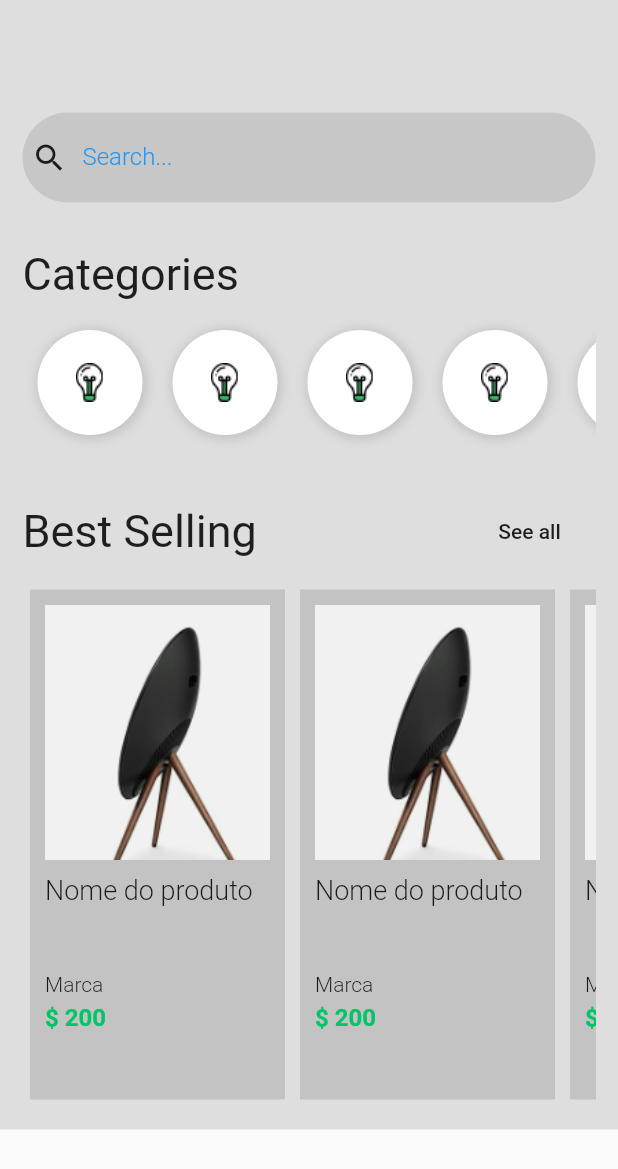
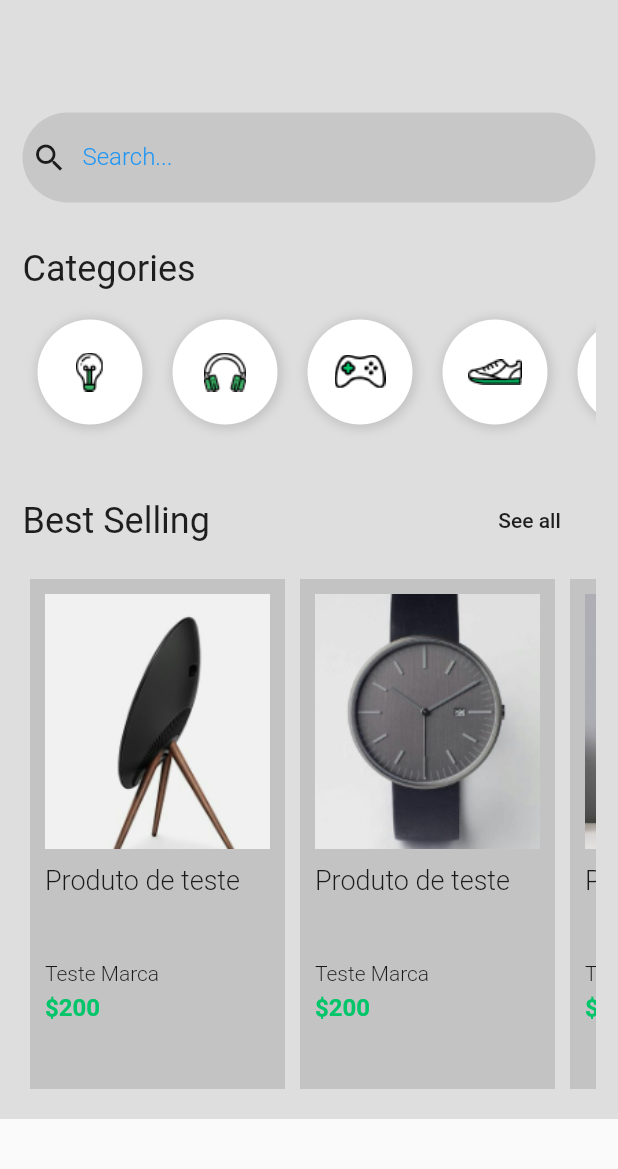
Before and after one commit to NathanaelDelfino/balta.io-7185_DominandoLayoutsNoFlutter, a Flutter app: the HomePage screen opened directly, on a phone screen of 412 x 824 dp. Shown: the top 1169 px of the screen. Run offline on Flutter 3.47's test engine with Material 2 defaults, Android fonts, the phone set to English and light mode, and no system bars.

Commit message:
sincronizando alterações

```diff
--- a/shopping/lib/pages/home.page.dart
+++ b/shopping/lib/pages/home.page.dart
@@ -1,5 +1,8 @@
 import 'package:flutter/material.dart';
-import 'package:shopping/pages/product.page.dart';
+
+import 'package:shopping/widget/category/category-list.widget.dart';
+import 'package:shopping/widget/product/product-item.widget.dart';
+import 'package:shopping/widget/search-box.widget.dart';
 
 class HomePage extends StatelessWidget {
   @override
@@ -15,22 +18,21 @@ class HomePage extends StatelessWidget {
               SizedBox(
                 height: 60,
               ),
-              search(),
+              SearchBox(),
               SizedBox(
                 height: 30,
               ),
               Text(
                 'Categories',
-                style: TextStyle(
-                  fontSize: 30,
-                ),
+                // ignore: deprecated_member_use
+                style: Theme.of(context).textTheme.headline,
               ),
               SizedBox(
                 height: 10,
               ),
               Container(
                 height: 90,
-                child: categoryList(),
+                child: CategoryList(),
               ),
               SizedBox(
                 height: 30,
@@ -40,9 +42,8 @@ class HomePage extends StatelessWidget {
                 children: <Widget>[
                   Text(
                     'Best Selling',
-                    style: TextStyle(
-                      fontSize: 30,
-                    ),
+                    // ignore: deprecated_member_use
+                    style: Theme.of(context).textTheme.headline,
                   ),
                   FlatButton(
                     onPressed: () {},
@@ -65,162 +66,72 @@ class HomePage extends StatelessWidget {
   }
 }
 
-Widget search() {
-  return Container(
-    height: 60,
-    padding: EdgeInsets.only(left: 6),
-    decoration: BoxDecoration(
-      color: Colors.black.withOpacity(0.1),
-      borderRadius: BorderRadius.circular(128),
-    ),
-    child: Row(
-      children: <Widget>[
-        Icon(Icons.search),
-        Container(
-          width: 300,
-          padding: EdgeInsets.only(left: 10),
-          child: TextFormField(
-            keyboardType: TextInputType.text,
-            decoration: InputDecoration(
-              border: InputBorder.none,
-              labelText: 'Search...',
-              labelStyle: TextStyle(
-                color: Colors.blue,
-                fontWeight: FontWeight.w300,
-                fontSize: 16,
-              ),
-            ),
-            style: TextStyle(
-              fontSize: 20,
-              color: Colors.blue,
-            ),
-          ),
-        ),
-      ],
-    ),
-  );
-}
-
-Widget categoryList() {
-  return Container(
-    width: 70,
-    child: ListView(
-      scrollDirection: Axis.horizontal,
-      children: <Widget>[
-        categoryItem(),
-        categoryItem(),
-        categoryItem(),
-        categoryItem(),
-        categoryItem(),
-        categoryItem(),
-        categoryItem(),
-        categoryItem(),
-        categoryItem(),
-        categoryItem(),
-        categoryItem(),
-      ],
-    ),
-  );
-}
-
-Widget categoryItem() {
-  return Container(
-    width: 70,
-    height: 70,
-    margin: EdgeInsets.all(10),
-    padding: EdgeInsets.all(10),
-    decoration: BoxDecoration(
-      color: Colors.white,
-      boxShadow: [
-        new BoxShadow(
-          color: Colors.black12,
-          offset: new Offset(1, 1),
-          blurRadius: 5,
-          spreadRadius: 2,
-        )
-      ],
-      borderRadius: BorderRadius.circular(64),
-    ),
-    child: Image.asset('assets/Icon_Devices.png'),
-  );
-}
-
 Widget productList(BuildContext context) {
   return Container(
     child: ListView(
       scrollDirection: Axis.horizontal,
       children: <Widget>[
-        productItem(context),
-        productItem(context),
-        productItem(context),
-        productItem(context),
-        productItem(context),
-        productItem(context),
+        ProductItem(
+            image: 'assets/product-1.png',
+            title: 'Produto de teste',
+            marca: 'Teste Marca',
+            description: 'JFUSIFJOFAJFSAIOASD,SADLSA,FLSA,FSALFSAÇFSA',
+            price: '200'),
+        ProductItem(
+            image: 'assets/product-2.png',
+            title: 'Produto de teste',
+            marca: 'Teste Marca',
+            description: 'JFUSIFJOFAJFSAIOASD,SADLSA,FLSA,FSALFSAÇFSA',
+            price: '200'),
+        ProductItem(
+            image: 'assets/product-3.png',
+            title: 'Produto de teste',
+            marca: 'Teste Marca',
+            description: 'JFUSIFJOFAJFSAIOASD,SADLSA,FLSA,FSALFSAÇFSA',
+            price: '200'),
+        ProductItem(
+            image: 'assets/product-4.png',
+            title: 'Produto de teste',
+            marca: 'Teste Marca',
+            description: 'JFUSIFJOFAJFSAIOASD,SADLSA,FLSA,FSALFSAÇFSA',
+            price: '200'),
+        ProductItem(
+            image: 'assets/product-5.png',
+            title: 'Produto de teste',
+            marca: 'Teste Marca',
+            description: 'JFUSIFJOFAJFSAIOASD,SADLSA,FLSA,FSALFSAÇFSA',
+            price: '200'),
+        ProductItem(
+            image: 'assets/product-6.png',
+            title: 'Produto de teste',
+            marca: 'Teste Marca',
+            description: 'JFUSIFJOFAJFSAIOASD,SADLSA,FLSA,FSALFSAÇFSA',
+            price: '200'),
+        ProductItem(
+            image: 'assets/product-7.png',
+            title: 'Produto de teste',
+            marca: 'Teste Marca',
+            description: 'JFUSIFJOFAJFSAIOASD,SADLSA,FLSA,FSALFSAÇFSA',
+            price: '200'),
+        ProductItem(
+            image: 'assets/product-8.png',
+            title: 'Produto de teste',
+            marca: 'Teste Marca',
+            description: 'JFUSIFJOFAJFSAIOASD,SADLSA,FLSA,FSALFSAÇFSA',
+            price: '200'),
+        ProductItem(
+            image: 'assets/product-9.png',
+            title: 'Produto de teste',
+            marca: 'Teste Marca',
+            description: 'JFUSIFJOFAJFSAIOASD,SADLSA,FLSA,FSALFSAÇFSA',
+            price: '200'),
+        ProductItem(
+            image: 'assets/product-10.png',
+            title: 'Camisa de manga longa feita pela Nike',
+            marca: 'Nike',
+            description: 'JFUSIFJOFAJFSAIOASD,SADLSA,FLSA,FSALFSAÇFSA',
+            price: '200'),
       ],
     ),
   );
 }
-
-Widget productItem(BuildContext context) {
-  return Container(
-    padding: EdgeInsets.all(10),
-    margin: EdgeInsets.all(5),
-    width: 170,
-    color: Colors.black12,
-    child: Column(
-      crossAxisAlignment: CrossAxisAlignment.start,
-      children: <Widget>[
-        GestureDetector(
-          onTap: () {
-            Navigator.push(
-              context,
-              MaterialPageRoute(
-                builder: (context) => ProductPage(),
-              ),
-            );
-          },
-          child: Image.asset(
-            'assets/product-1.png',
-            width: 170,
-            height: 170,
-            fit: BoxFit.cover,
-          ),
-        ),
-        SizedBox(
-          height: 10,
-        ),
-        Container(
-          height: 60,
-          child: Text(
-            'Nome do produto',
-            style: TextStyle(
-              fontSize: 18,
-              fontWeight: FontWeight.w300,
-            ),
-          ),
-        ),
-        SizedBox(
-          height: 5,
-        ),
-        Text(
-          'Marca',
-          style: TextStyle(
-            fontSize: 14,
-            fontWeight: FontWeight.w300,
-          ),
-        ),
-        SizedBox(
-          height: 5,
-        ),
-        Text(
-          '\$ 200',
-          style: TextStyle(
-            fontSize: 16,
-            fontWeight: FontWeight.bold,
-            color: Color(0xFF00C569),
-          ),
-        )
-      ],
-    ),
-  );
-}
--- /dev/null
+++ b/shopping/lib/widget/category/category-item.widget.dart
@@ -0,0 +1,30 @@
+import 'package:flutter/material.dart';
+
+class CategoryItem extends StatelessWidget {
+  final String image;
+
+  CategoryItem({@required this.image});
+
+  @override
+  Widget build(BuildContext context) {
+    return Container(
+      width: 70,
+      height: 70,
+      margin: EdgeInsets.all(10),
+      padding: EdgeInsets.all(10),
+      decoration: BoxDecoration(
+        color: Colors.white,
+        boxShadow: [
+          new BoxShadow(
+            color: Colors.black12,
+            offset: new Offset(1, 1),
+            blurRadius: 5,
+            spreadRadius: 2,
+          )
+        ],
+        borderRadius: BorderRadius.circular(64),
+      ),
+      child: Image.asset(image),
+    );
+  }
+}
--- /dev/null
+++ b/shopping/lib/widget/category/category-list.widget.dart
@@ -0,0 +1,21 @@
+import 'package:flutter/material.dart';
+import 'package:shopping/widget/category/category-item.widget.dart';
+
+class CategoryList extends StatelessWidget {
+  @override
+  Widget build(BuildContext context) {
+    return Container(
+      width: 70,
+      child: ListView(
+        scrollDirection: Axis.horizontal,
+        children: <Widget>[
+          CategoryItem(image: 'assets/Icon_Devices.png'),
+          CategoryItem(image: 'assets/Icon_Gadgets.png'),
+          CategoryItem(image: 'assets/Icon_Gaming.png'),
+          CategoryItem(image: 'assets/Icon_Mens_Shoe.png'),
+          CategoryItem(image: 'assets/Icon_Womens_Shoe.png'),
+        ],
+      ),
+    );
+  }
+}
--- /dev/null
+++ b/shopping/lib/widget/product/product-item.widget.dart
@@ -0,0 +1,92 @@
+import 'package:flutter/material.dart';
+import 'package:shopping/pages/product.page.dart';
+
+class ProductItem extends StatelessWidget {
+  final String image;
+  final String title;
+  final String marca;
+  final String description;
+  final String price;
+
+  ProductItem({
+    @required this.image,
+    @required this.title,
+    @required this.marca,
+    @required this.description,
+    @required this.price,
+  });
+
+  @override
+  Widget build(BuildContext context) {
+    return Container(
+      padding: EdgeInsets.all(10),
+      margin: EdgeInsets.all(5),
+      width: 170,
+      color: Colors.black12,
+      child: Column(
+        crossAxisAlignment: CrossAxisAlignment.start,
+        children: <Widget>[
+          GestureDetector(
+            onTap: () {
+              Navigator.push(
+                context,
+                MaterialPageRoute(
+                  builder: (context) => ProductPage(
+                    image: image,
+                    title: title,
+                    marca: marca,
+                    description: description,
+                    price: price,
+                  ),
+                ),
+              );
+            },
+            child: Hero(
+              tag: image,
+              child: Image.asset(
+                image,
+                width: 170,
+                height: 170,
+                fit: BoxFit.cover,
+              ),
+            ),
+          ),
+          SizedBox(
+            height: 10,
+          ),
+          Container(
+            height: 60,
+            child: Text(
+              title,
+              style: TextStyle(
+                fontSize: 18,
+                fontWeight: FontWeight.w300,
+              ),
+            ),
+          ),
+          SizedBox(
+            height: 5,
+          ),
+          Text(
+            marca,
+            style: TextStyle(
+              fontSize: 14,
+              fontWeight: FontWeight.w300,
+            ),
+          ),
+          SizedBox(
+            height: 5,
+          ),
+          Text(
+            '\$' + price,
+            style: TextStyle(
+              fontSize: 16,
+              fontWeight: FontWeight.bold,
+              color: Color(0xFF00C569),
+            ),
+          )
+        ],
+      ),
+    );
+  }
+}
--- /dev/null
+++ b/shopping/lib/widget/search-box.widget.dart
@@ -0,0 +1,65 @@
+import 'package:flutter/material.dart';
+
+class SearchBox extends StatefulWidget {
+  @override
+  _SearchBoxState createState() => _SearchBoxState();
+}
+
+class _SearchBoxState extends State<SearchBox>
+    with SingleTickerProviderStateMixin {
+  AnimationController _controller;
+
+  @override
+  void initState() {
+    super.initState();
+    _controller = new AnimationController(
+      vsync: this,
+      duration: Duration(
+        seconds: 1,
+      ),
+    );
+  }
+
+  @override
+  void dispose() {
+    _controller.dispose();
+    super.dispose();
+  }
+
+  @override
+  Widget build(BuildContext context) {
+    return Container(
+      height: 60,
+      padding: EdgeInsets.only(left: 6),
+      decoration: BoxDecoration(
+        color: Colors.black.withOpacity(0.1),
+        borderRadius: BorderRadius.circular(128),
+      ),
+      child: Row(
+        children: <Widget>[
+          Icon(Icons.search),
+          Container(
+            width: 300,
+            padding: EdgeInsets.only(left: 10),
+            child: TextFormField(
+              keyboardType: TextInputType.text,
+              decoration: InputDecoration(
+                border: InputBorder.none,
+                labelText: 'Search...',
+                labelStyle: TextStyle(
+                  color: Colors.blue,
+                  fontWeight: FontWeight.w300,
+                  fontSize: 16,
+                ),
+              ),
+              style: TextStyle(
+                fontSize: 20,
+                color: Colors.blue,
+              ),
+            ),
+          ),
+        ],
+      ),
+    );
+  }
+}
```
Also changed, not shown: shopping/lib/main.dart (+7 -5 lines), shopping/lib/pages/cart.page.dart (+4 -5 lines), shopping/lib/pages/login.page.dart (+43 -18 lines), shopping/lib/pages/product.page.dart (+12 -7 lines), shopping/lib/pages/signup.page.dart (+8 -10 lines), shopping/lib/pages/tabs.page.dart (added, +37 -0 lines), shopping/lib/themes/dark.themes.dart (added, +46 -0 lines), shopping/lib/themes/light.themes.dart (added, +47 -0 lines).
